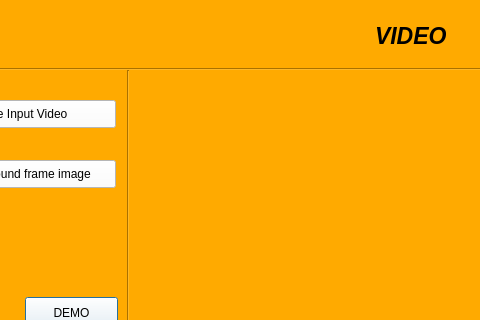
Before: the Qt Designer form 1.ui in vikhil0609/video_gui, drawn with Qt 5; both pictures show x 95 to 575 and y 0 to 320 of the 975 by 558 pixel window.
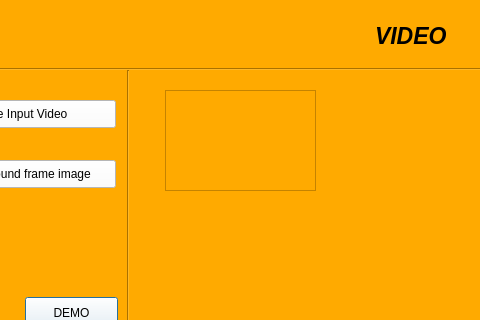
After: the same form once the commit is applied.

Patch:
```diff
--- a/1.ui
+++ b/1.ui
@@ -355,6 +355,22 @@
     <number>-2</number>
    </property>
   </widget>
+  <widget class="QFrame" name="frame">
+   <property name="geometry">
+    <rect>
+     <x>260</x>
+     <y>90</y>
+     <width>151</width>
+     <height>101</height>
+    </rect>
+   </property>
+   <property name="frameShape">
+    <enum>QFrame::StyledPanel</enum>
+   </property>
+   <property name="frameShadow">
+    <enum>QFrame::Raised</enum>
+   </property>
+  </widget>
   <zorder>pushButton_7</zorder>
   <zorder>checkBox</zorder>
   <zorder>checkBox_2</zorder>
```
Left out of the diff: 1 changed line with no effect on the pictures.
